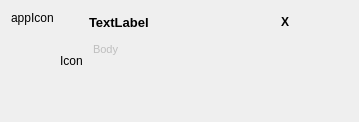
Above: src/plugins/backends/snore/notifywidget.ui from baohaojun/system-config before the change. Below: the same form after it.
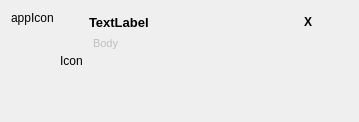
That is the form after the change. Icons and pictures are not drawn.

```diff
--- a/src/plugins/backends/snore/notifywidget.ui
+++ b/src/plugins/backends/snore/notifywidget.ui
@@ -10,6 +10,12 @@
     <height>122</height>
    </rect>
   </property>
+  <property name="sizePolicy">
+   <sizepolicy hsizetype="Expanding" vsizetype="Expanding">
+    <horstretch>0</horstretch>
+    <verstretch>0</verstretch>
+   </sizepolicy>
+  </property>
   <property name="mouseTracking">
    <bool>true</bool>
   </property>
@@ -17,6 +23,9 @@
    <string>Form</string>
   </property>
   <layout class="QVBoxLayout" name="verticalLayout">
+   <property name="spacing">
+    <number>6</number>
+   </property>
    <item>
     <layout class="QHBoxLayout" name="horizontalLayout">
      <item>
@@ -61,15 +70,28 @@
      </item>
      <item>
       <layout class="QVBoxLayout" name="verticalLayout_3">
+       <property name="spacing">
+        <number>0</number>
+       </property>
        <item>
         <layout class="QHBoxLayout" name="horizontalLayout_3">
+         <property name="spacing">
+          <number>0</number>
+         </property>
          <item>
           <widget class="QLabel" name="titel">
+           <property name="sizePolicy">
+            <sizepolicy hsizetype="Expanding" vsizetype="Expanding">
+             <horstretch>0</horstretch>
+             <verstretch>0</verstretch>
+            </sizepolicy>
+           </property>
            <property name="font">
             <font>
              <pointsize>10</pointsize>
              <weight>75</weight>
              <bold>true</bold>
+             <kerning>true</kerning>
             </font>
            </property>
            <property name="text">
@@ -81,6 +103,9 @@
            <property name="alignment">
             <set>Qt::AlignLeading|Qt::AlignLeft|Qt::AlignVCenter</set>
            </property>
+           <property name="wordWrap">
+            <bool>false</bool>
+           </property>
           </widget>
          </item>
          <item>
@@ -129,6 +154,9 @@
          <property name="frameShadow">
           <enum>QFrame::Plain</enum>
          </property>
+         <property name="lineWidth">
+          <number>0</number>
+         </property>
          <property name="verticalScrollBarPolicy">
           <enum>Qt::ScrollBarAlwaysOff</enum>
          </property>
```
Left out of the diff: 11 changed lines with no effect on the pictures.
